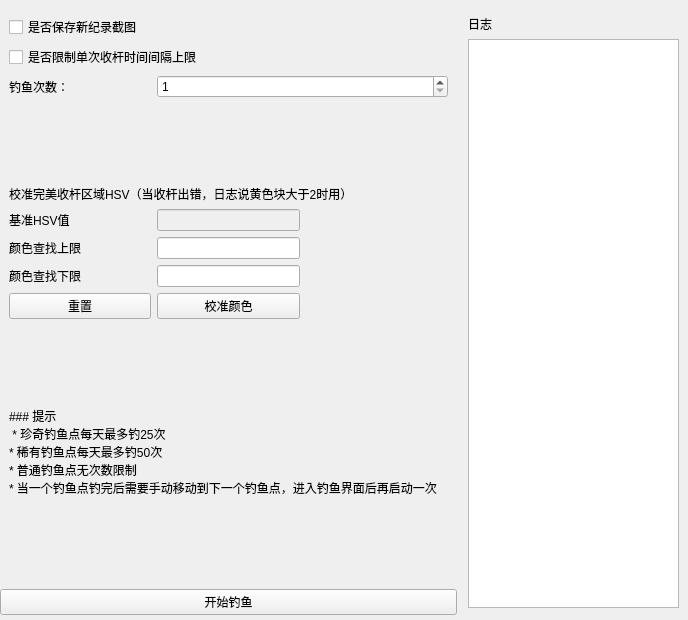
Above: app/ui/additional_features_interface.ui from LaoZhuJackson/SnowbreakAutoAssistant before the change. Below: the same form after it.
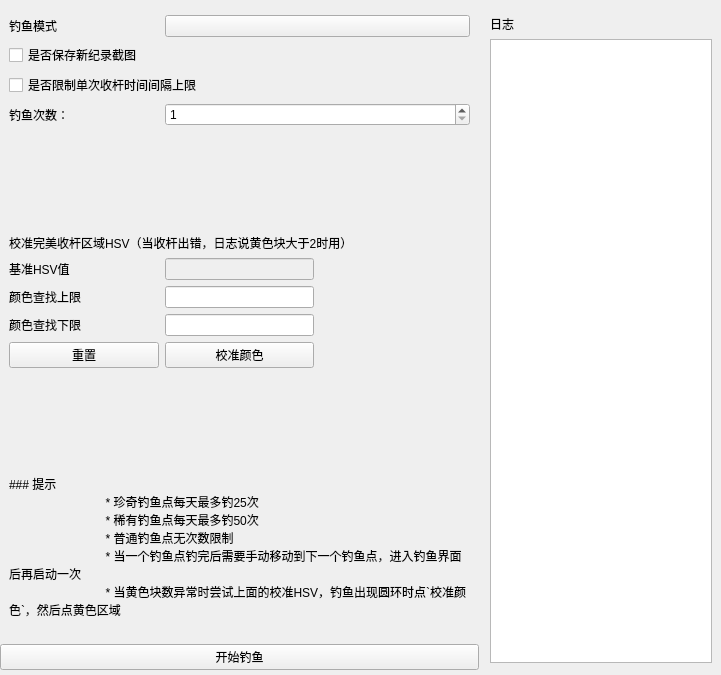
That is the form after the change. The open tabs and pages were chosen to show the change. Custom widgets are drawn as their Qt base class.

Commit message: 优化钓鱼，新增低性能钓鱼方案

```diff
--- a/app/ui/additional_features_interface.ui
+++ b/app/ui/additional_features_interface.ui
@@ -6,8 +6,8 @@
    <rect>
     <x>0</x>
     <y>0</y>
-       <width>688</width>
-    <height>620</height>
+       <width>721</width>
+       <height>675</height>
    </rect>
   </property>
   <property name="windowTitle">
@@ -74,48 +74,10 @@
        <item row="0" column="0">
         <widget class="SimpleCardWidget" name="SimpleCardWidget_fish">
          <layout class="QGridLayout" name="gridLayout_5" columnstretch="1,1,1">
-             <item row="2" column="1" colspan="2">
-                 <widget class="SpinBox" name="SpinBox_fish_times">
-                     <property name="minimum">
-                         <number>1</number>
-                     </property>
-                     <property name="maximum">
-                         <number>99999</number>
-                     </property>
-                 </widget>
-          </item>
-          <item row="10" column="0" colspan="3">
-              <widget class="BodyLabel" name="BodyLabel_tip_fish">
-            <property name="text">
-             <string>### 提示
- * 珍奇钓鱼点每天最多钓25次
-* 稀有钓鱼点每天最多钓50次
-* 普通钓鱼点无次数限制
-* 当一个钓鱼点钓完后需要手动移动到下一个钓鱼点，进入钓鱼界面后再启动一次</string>
-            </property>
-            <property name="textFormat">
-             <enum>Qt::MarkdownText</enum>
-            </property>
-            <property name="wordWrap">
-             <bool>true</bool>
-            </property>
-           </widget>
-          </item>
-             <item row="8" column="0">
-                 <widget class="PushButton" name="PushButton_reset">
-                     <property name="text">
-                         <string>重置</string>
-                     </property>
-                 </widget>
+             <item row="8" column="1">
+                 <widget class="LineEdit" name="LineEdit_fish_lower"/>
              </item>
-             <item row="6" column="0">
-                 <widget class="BodyLabel" name="BodyLabel_6">
-                     <property name="text">
-                         <string>颜色查找上限</string>
-                     </property>
-                 </widget>
-             </item>
-             <item row="5" column="2" rowspan="4">
+             <item row="6" column="2" rowspan="4">
                  <widget class="PixmapLabel" name="PixmapLabel">
                      <property name="sizePolicy">
                          <sizepolicy hsizetype="Preferred" vsizetype="Preferred">
@@ -134,22 +96,22 @@
                      </property>
                  </widget>
              </item>
-             <item row="5" column="1">
+             <item row="6" column="1">
                  <widget class="LineEdit" name="LineEdit_fish_base">
                      <property name="enabled">
                          <bool>false</bool>
             </property>
            </widget>
           </item>
-             <item row="4" column="0" colspan="3">
-                 <widget class="StrongBodyLabel" name="StrongBodyLabel">
+             <item row="9" column="0">
+                 <widget class="PushButton" name="PushButton_reset">
                      <property name="text">
-                         <string>校准完美收杆区域HSV（当收杆出错，日志说黄色块大于2时用）</string>
+                         <string>重置</string>
             </property>
            </widget>
           </item>
-             <item row="11" column="0">
-                 <spacer name="verticalSpacer_4">
+             <item row="10" column="1">
+                 <spacer name="verticalSpacer">
             <property name="orientation">
              <enum>Qt::Vertical</enum>
             </property>
@@ -161,80 +123,117 @@
             </property>
            </spacer>
           </item>
-             <item row="3" column="1">
-                 <spacer name="verticalSpacer_2">
-            <property name="orientation">
-             <enum>Qt::Vertical</enum>
+             <item row="1" column="0" colspan="3">
+                 <widget class="CheckBox" name="CheckBox_is_save_fish">
+                     <property name="text">
+                         <string>是否保存新纪录截图</string>
             </property>
-            <property name="sizeHint" stdset="0">
-             <size>
-              <width>20</width>
-              <height>40</height>
-             </size>
+                 </widget>
+             </item>
+             <item row="0" column="1" colspan="2">
+                 <widget class="ComboBox" name="ComboBox_fishing_mode"/>
+             </item>
+             <item row="11" column="0" colspan="3">
+                 <widget class="BodyLabel" name="BodyLabel_tip_fish">
+                     <property name="text">
+                         <string>### 提示
+                             * 珍奇钓鱼点每天最多钓25次
+                             * 稀有钓鱼点每天最多钓50次
+                             * 普通钓鱼点无次数限制
+                             * 当一个钓鱼点钓完后需要手动移动到下一个钓鱼点，进入钓鱼界面后再启动一次
+                             * 当黄色块数异常时尝试上面的校准HSV，钓鱼出现圆环时点`校准颜色`，然后点黄色区域
+                         </string>
             </property>
-           </spacer>
+                     <property name="textFormat">
+                         <enum>Qt::MarkdownText</enum>
+                     </property>
+                     <property name="wordWrap">
+                         <bool>true</bool>
+                     </property>
+                 </widget>
           </item>
-             <item row="8" column="1">
+             <item row="9" column="1">
                  <widget class="PrimaryPushButton" name="PrimaryPushButton_get_color">
                      <property name="text">
                          <string>校准颜色</string>
                      </property>
                  </widget>
              </item>
-             <item row="6" column="1">
+             <item row="7" column="1">
                  <widget class="LineEdit" name="LineEdit_fish_upper"/>
              </item>
-             <item row="1" column="0" colspan="3">
-                 <widget class="CheckBox" name="CheckBox_is_limit_time">
+             <item row="3" column="0">
+                 <widget class="BodyLabel" name="BodyLabel">
                      <property name="text">
-                         <string>是否限制单次收杆时间间隔上限</string>
+                         <string>钓鱼次数：</string>
                      </property>
                  </widget>
              </item>
-             <item row="9" column="1">
-                 <spacer name="verticalSpacer">
-            <property name="orientation">
-             <enum>Qt::Vertical</enum>
-            </property>
-            <property name="sizeHint" stdset="0">
-             <size>
-              <width>20</width>
-              <height>40</height>
-             </size>
-            </property>
-           </spacer>
-          </item>
-             <item row="7" column="0">
+             <item row="6" column="0">
+                 <widget class="BodyLabel" name="BodyLabel_5">
+                     <property name="text">
+                         <string>基准HSV值</string>
+                     </property>
+                 </widget>
+             </item>
+             <item row="8" column="0">
                  <widget class="BodyLabel" name="BodyLabel_7">
                      <property name="text">
                          <string>颜色查找下限</string>
                      </property>
                  </widget>
              </item>
-             <item row="5" column="0">
-                 <widget class="BodyLabel" name="BodyLabel_5">
+             <item row="7" column="0">
+                 <widget class="BodyLabel" name="BodyLabel_6">
+                     <property name="text">
+                         <string>颜色查找上限</string>
+                     </property>
+                 </widget>
+             </item>
+             <item row="4" column="1">
+                 <spacer name="verticalSpacer_2">
+            <property name="orientation">
+             <enum>Qt::Vertical</enum>
+            </property>
+            <property name="sizeHint" stdset="0">
+             <size>
+              <width>20</width>
+              <height>40</height>
+             </size>
+            </property>
+           </spacer>
+          </item>
+             <item row="3" column="1" colspan="2">
+                 <widget class="SpinBox" name="SpinBox_fish_times">
+                     <property name="minimum">
+                         <number>1</number>
+                     </property>
+                     <property name="maximum">
+                         <number>99999</number>
+                     </property>
+                 </widget>
+             </item>
+             <item row="0" column="0">
+                 <widget class="BodyLabel" name="BodyLabel_2">
             <property name="text">
-                <string>基准HSV值</string>
+                <string>钓鱼模式</string>
             </property>
            </widget>
           </item>
-             <item row="2" column="0">
-                 <widget class="BodyLabel" name="BodyLabel">
+             <item row="2" column="0" colspan="3">
+                 <widget class="CheckBox" name="CheckBox_is_limit_time">
             <property name="text">
-                <string>钓鱼次数：</string>
+                <string>是否限制单次收杆时间间隔上限</string>
             </property>
            </widget>
           </item>
-             <item row="0" column="0" colspan="3">
-                 <widget class="CheckBox" name="CheckBox_is_save_fish">
+             <item row="5" column="0" colspan="3">
+                 <widget class="StrongBodyLabel" name="StrongBodyLabel">
             <property name="text">
-                <string>是否保存新纪录截图</string>
+                <string>校准完美收杆区域HSV（当收杆出错，日志说黄色块大于2时用）</string>
             </property>
            </widget>
           </item>
-             <item row="7" column="1">
-                 <widget class="LineEdit" name="LineEdit_fish_lower"/>
-             </item>
          </layout>
         </widget>
        </item>
@@ -366,6 +365,11 @@
   <customwidget>
    <class>CheckBox</class>
    <extends>QCheckBox</extends>
+      <header>qfluentwidgets</header>
+  </customwidget>
+     <customwidget>
+         <class>ComboBox</class>
+         <extends>QPushButton</extends>
    <header>qfluentwidgets</header>
   </customwidget>
   <customwidget>
```
Left out of the diff: 5 changed lines with no effect on the pictures. The commit also changes 10 other files.
